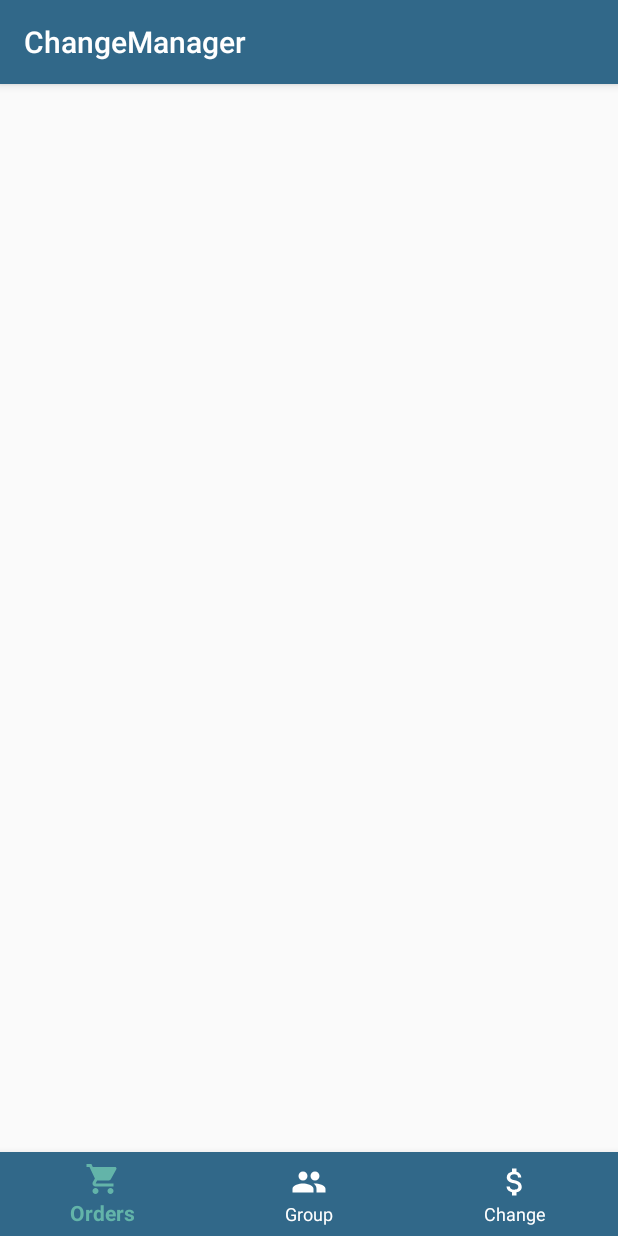
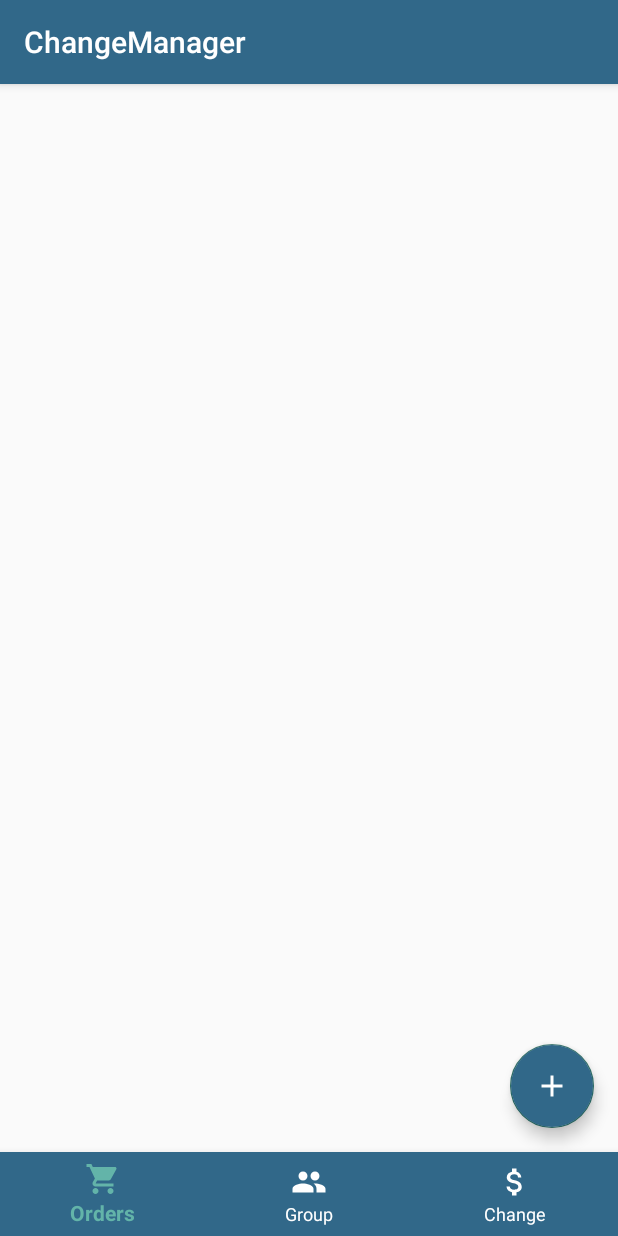
Before and after one commit to RogachevMD/ChangeManager, an Android app: the SessionActivity screen opened directly, with no data from a screen before it, on a phone screen of 412 x 824 dp. Run offline under Robolectric (Android 15) with nearby library versions, the phone set to English and light mode, and no system bars.

Commit message:
v.07.07.4

```diff
--- a/app/src/main/java/com/topstrejiok/changemanager/activity/SessionActivity.java
+++ b/app/src/main/java/com/topstrejiok/changemanager/activity/SessionActivity.java
@@ -13,12 +13,10 @@ import android.widget.FrameLayout;
 import com.google.gson.Gson;
 import com.google.gson.reflect.TypeToken;
 import com.topstrejiok.changemanager.Controller.OrdersController;
-import com.topstrejiok.changemanager.Controller.SessionController;
 import com.topstrejiok.changemanager.R;
 import com.topstrejiok.changemanager.fragment.ChangeFragment;
 import com.topstrejiok.changemanager.fragment.GroupFragment;
 import com.topstrejiok.changemanager.fragment.OrdersFragment;
-import com.topstrejiok.changemanager.model.NameItem;
 
 public class SessionActivity extends AppCompatActivity {
 
@@ -39,7 +37,6 @@ public class SessionActivity extends AppCompatActivity {
     protected void onCreate(Bundle savedInstanceState) {
         super.onCreate(savedInstanceState);
         setContentView(R.layout.activity_session);
-        loadData();
         init();
     }
 
@@ -50,14 +47,15 @@ public class SessionActivity extends AppCompatActivity {
     }
 
     private void init() {
+        ordersController = loadData();
         navigationView = findViewById(R.id.bottomnavbar);
         fragmentContainer = findViewById(R.id.fragmentcontainer);
     /*    fm.beginTransaction().add(fragmentContainer.getId(), fragmentChange, "3")
                 .hide(fragmentChange).commit();
         fm.beginTransaction().add(fragmentContainer.getId(), fragmentGroup, "2")
-                .hide(fragmentGroup).commit();
-        fm.beginTransaction().add(fragmentContainer.getId(), fragmentOrder, "1")
-                .commit();*/
+                .hide(fragmentGroup).commit();*/
+        fm.beginTransaction().add(fragmentContainer.getId(), new OrdersFragment(), "1")
+                .commit();
         navigationView.setOnNavigationItemSelectedListener(
                 new BottomNavigationView.OnNavigationItemSelectedListener() {
                     @Override
@@ -69,43 +67,41 @@ public class SessionActivity extends AppCompatActivity {
                                         .commit();
                                 return true;
                             case R.id.action_group:
-                                fm.beginTransaction().add(fragmentContainer.getId(),  new GroupFragment(), "2")
+                                fm.beginTransaction().add(fragmentContainer.getId(), new GroupFragment(), "2")
                                         .commit();
                                 return true;
                             case R.id.action_money:
-                                fm.beginTransaction().add(fragmentContainer.getId(),  new ChangeFragment(), "3")
+                                fm.beginTransaction().add(fragmentContainer.getId(), new ChangeFragment(), "3")
                                         .commit();
                                 return true;
                         }
                         return false;
                     }
                 });
-        ordersController.getNameItems().add(new NameItem("Пенис"));
-        ordersController.getNameItems().add(new NameItem("Детров"));
+        //ordersController.getNameItems().add(new NameItem("Пенис"));
+        //ordersController.getNameItems().add(new NameItem("Детров"));
     }
 
-    private void saveData()
-    {
+    private void saveData() {
         mainKey = getIntent().getExtras().getString("kekshrek");
-        sharedPreferences = getSharedPreferences("Jopa",MODE_PRIVATE);
+        sharedPreferences = getSharedPreferences(mainKey, MODE_PRIVATE);
         Gson gson = new Gson();
         String json = gson.toJson(ordersController);
         sharedPreferences.edit().putString(mainKey, json).apply();
     }
 
-    private OrdersController loadData()
-    {
-        mainKey = getIntent().getExtras().getString("kekshrek");
-        sharedPreferences = getSharedPreferences("Jopa",MODE_PRIVATE);
+    private OrdersController loadData() {
+        mainKey = getIntent().getStringExtra("kekshrek");
+        sharedPreferences = getSharedPreferences(mainKey, MODE_PRIVATE);
         Gson gson = new Gson();
         String json = sharedPreferences.getString(mainKey, "");
         if (json.equals("")) {
             return new OrdersController();
         } else {
-            return gson.fromJson(json, new TypeToken<OrdersController>(){}.getType());
+            return gson.fromJson(json, new TypeToken<OrdersController>() {
+            }.getType());
         }
     }
 
 
-
 }
--- a/app/src/main/java/com/topstrejiok/changemanager/adapter/SessionAdapter.java
+++ b/app/src/main/java/com/topstrejiok/changemanager/adapter/SessionAdapter.java
@@ -52,7 +52,7 @@ public class SessionAdapter extends RecyclerView.Adapter<SessionAdapter.SessionV
             @Override
             public void onClick(View view) {
                 Intent intent = new Intent(context, SessionActivity.class);
-                intent.putExtra("kekshrek",sessionController.getSessionItem().get(position).getId());
+                intent.putExtra("kekshrek",sessionController.getSessionItem().get(position).getId().toString());
                 context.startActivity(intent);
             }
         });
```
